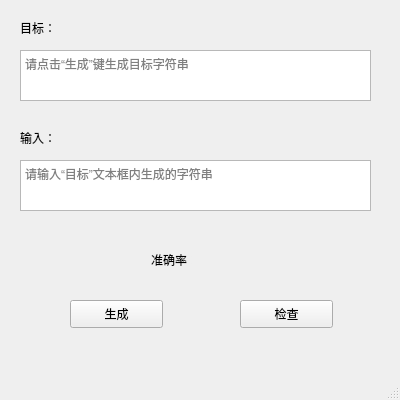
This is A2/A2_project/mainwindow.ui in Fater20/NJUPT_SoftwareDesign as Qt 5 draws it before an edit. The edited form follows.
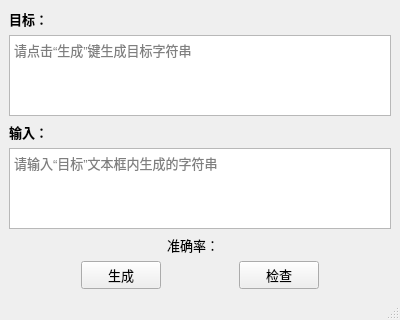
This is the edited form.

Commit message: update layout && error messagebox

```diff
--- a/A2/A2_project/mainwindow.ui
+++ b/A2/A2_project/mainwindow.ui
@@ -7,117 +7,271 @@
     <x>0</x>
     <y>0</y>
     <width>400</width>
-    <height>400</height>
+    <height>320</height>
    </rect>
   </property>
   <property name="windowTitle">
    <string>MainWindow</string>
   </property>
   <widget class="QWidget" name="centralwidget">
+   <layout class="QVBoxLayout" name="verticalLayout_4">
+    <item>
+     <layout class="QVBoxLayout" name="verticalLayout_3">
+      <item>
+       <layout class="QVBoxLayout" name="verticalLayout">
+        <item>
    <widget class="QLabel" name="label">
-    <property name="geometry">
-     <rect>
-      <x>20</x>
-      <y>20</y>
-      <width>72</width>
-      <height>15</height>
-     </rect>
+          <property name="font">
+           <font>
+            <pointsize>10</pointsize>
+            <weight>75</weight>
+            <bold>true</bold>
+           </font>
     </property>
     <property name="text">
      <string>目标：</string>
     </property>
    </widget>
+        </item>
+        <item>
+         <spacer name="verticalSpacer">
+          <property name="orientation">
+           <enum>Qt::Vertical</enum>
+          </property>
+          <property name="sizeHint" stdset="0">
+           <size>
+            <width>20</width>
+            <height>40</height>
+           </size>
+          </property>
+         </spacer>
+        </item>
+        <item>
    <widget class="QTextBrowser" name="text_output">
-    <property name="geometry">
-     <rect>
-      <x>20</x>
-      <y>50</y>
-      <width>351</width>
-      <height>51</height>
-     </rect>
+          <property name="font">
+           <font>
+            <pointsize>10</pointsize>
+           </font>
     </property>
     <property name="placeholderText">
      <string>请点击“生成”键生成目标字符串</string>
     </property>
    </widget>
+        </item>
+        <item>
+         <spacer name="verticalSpacer_5">
+          <property name="orientation">
+           <enum>Qt::Vertical</enum>
+          </property>
+          <property name="sizeHint" stdset="0">
+           <size>
+            <width>20</width>
+            <height>40</height>
+           </size>
+          </property>
+         </spacer>
+        </item>
+       </layout>
+      </item>
+      <item>
+       <spacer name="verticalSpacer_3">
+        <property name="orientation">
+         <enum>Qt::Vertical</enum>
+        </property>
+        <property name="sizeType">
+         <enum>QSizePolicy::Expanding</enum>
+        </property>
+        <property name="sizeHint" stdset="0">
+         <size>
+          <width>20</width>
+          <height>40</height>
+         </size>
+        </property>
+       </spacer>
+      </item>
+      <item>
+       <layout class="QVBoxLayout" name="verticalLayout_2">
+        <item>
    <widget class="QLabel" name="label_2">
-    <property name="geometry">
-     <rect>
-      <x>20</x>
-      <y>130</y>
-      <width>72</width>
-      <height>15</height>
-     </rect>
+          <property name="font">
+           <font>
+            <pointsize>10</pointsize>
+            <weight>75</weight>
+            <bold>true</bold>
+           </font>
     </property>
     <property name="text">
      <string>输入：</string>
     </property>
    </widget>
+        </item>
+        <item>
+         <spacer name="verticalSpacer_2">
+          <property name="orientation">
+           <enum>Qt::Vertical</enum>
+          </property>
+          <property name="sizeHint" stdset="0">
+           <size>
+            <width>20</width>
+            <height>40</height>
+           </size>
+          </property>
+         </spacer>
+        </item>
+        <item>
    <widget class="QTextEdit" name="text_input">
-    <property name="geometry">
-     <rect>
-      <x>20</x>
-      <y>160</y>
-      <width>351</width>
-      <height>51</height>
-     </rect>
+          <property name="font">
+           <font>
+            <pointsize>10</pointsize>
+           </font>
     </property>
     <property name="placeholderText">
      <string>请输入“目标”文本框内生成的字符串</string>
     </property>
    </widget>
-   <widget class="QPushButton" name="generate_Button">
-    <property name="geometry">
-     <rect>
-      <x>70</x>
-      <y>300</y>
-      <width>93</width>
-      <height>28</height>
-     </rect>
-    </property>
-    <property name="text">
-     <string>生成</string>
-    </property>
-   </widget>
-   <widget class="QPushButton" name="examine_Button">
-    <property name="geometry">
-     <rect>
-      <x>240</x>
-      <y>300</y>
-      <width>93</width>
-      <height>28</height>
-     </rect>
-    </property>
-    <property name="text">
-     <string>检查</string>
-    </property>
-   </widget>
+        </item>
+        <item>
+         <spacer name="verticalSpacer_4">
+          <property name="orientation">
+           <enum>Qt::Vertical</enum>
+          </property>
+          <property name="sizeHint" stdset="0">
+           <size>
+            <width>20</width>
+            <height>40</height>
+           </size>
+          </property>
+         </spacer>
+        </item>
+       </layout>
+      </item>
+      <item>
+       <layout class="QHBoxLayout" name="horizontalLayout">
+        <item>
+         <spacer name="horizontalSpacer_4">
+          <property name="orientation">
+           <enum>Qt::Horizontal</enum>
+          </property>
+          <property name="sizeHint" stdset="0">
+           <size>
+            <width>40</width>
+            <height>20</height>
+           </size>
+          </property>
+         </spacer>
+        </item>
+        <item>
    <widget class="QLabel" name="label_3">
-    <property name="geometry">
-     <rect>
-      <x>151</x>
-      <y>250</y>
-      <width>41</width>
-      <height>20</height>
-     </rect>
+          <property name="font">
+           <font>
+            <pointsize>10</pointsize>
+           </font>
     </property>
     <property name="text">
      <string>准确率：</string>
     </property>
-   </widget>
+          <property name="alignment">
+           <set>Qt::AlignRight|Qt::AlignTrailing|Qt::AlignVCenter</set>
+          </property>
+         </widget>
+        </item>
+        <item>
    <widget class="QLabel" name="Accuracy_num">
-    <property name="geometry">
-     <rect>
-      <x>200</x>
-      <y>250</y>
-      <width>51</width>
-      <height>16</height>
-     </rect>
+          <property name="font">
+           <font>
+            <pointsize>10</pointsize>
+           </font>
     </property>
     <property name="text">
      <string/>
     </property>
    </widget>
+        </item>
+        <item>
+         <spacer name="horizontalSpacer_5">
+          <property name="orientation">
+           <enum>Qt::Horizontal</enum>
+          </property>
+          <property name="sizeHint" stdset="0">
+           <size>
+            <width>40</width>
+            <height>20</height>
+           </size>
+          </property>
+         </spacer>
+        </item>
+       </layout>
+      </item>
+      <item>
+       <layout class="QHBoxLayout" name="horizontalLayout_2">
+        <item>
+         <spacer name="horizontalSpacer">
+          <property name="orientation">
+           <enum>Qt::Horizontal</enum>
+          </property>
+          <property name="sizeHint" stdset="0">
+           <size>
+            <width>40</width>
+            <height>20</height>
+           </size>
+          </property>
+         </spacer>
+        </item>
+        <item>
+         <widget class="QPushButton" name="generate_Button">
+          <property name="font">
+           <font>
+            <pointsize>10</pointsize>
+           </font>
+          </property>
+          <property name="text">
+           <string>生成</string>
+          </property>
+         </widget>
+        </item>
+        <item>
+         <spacer name="horizontalSpacer_2">
+          <property name="orientation">
+           <enum>Qt::Horizontal</enum>
+          </property>
+          <property name="sizeHint" stdset="0">
+           <size>
+            <width>40</width>
+            <height>20</height>
+           </size>
+          </property>
+         </spacer>
+        </item>
+        <item>
+         <widget class="QPushButton" name="examine_Button">
+          <property name="font">
+           <font>
+            <pointsize>10</pointsize>
+           </font>
+          </property>
+          <property name="text">
+           <string>检查</string>
+          </property>
+         </widget>
+        </item>
+        <item>
+         <spacer name="horizontalSpacer_3">
+          <property name="orientation">
+           <enum>Qt::Horizontal</enum>
+          </property>
+          <property name="sizeHint" stdset="0">
+           <size>
+            <width>40</width>
+            <height>20</height>
+           </size>
+          </property>
+         </spacer>
+        </item>
+       </layout>
+      </item>
+     </layout>
+    </item>
+   </layout>
   </widget>
   <widget class="QStatusBar" name="statusbar"/>
  </widget>
```
Lines whose indentation alone changed are shown as unchanged. The commit also changes 10 other files.
